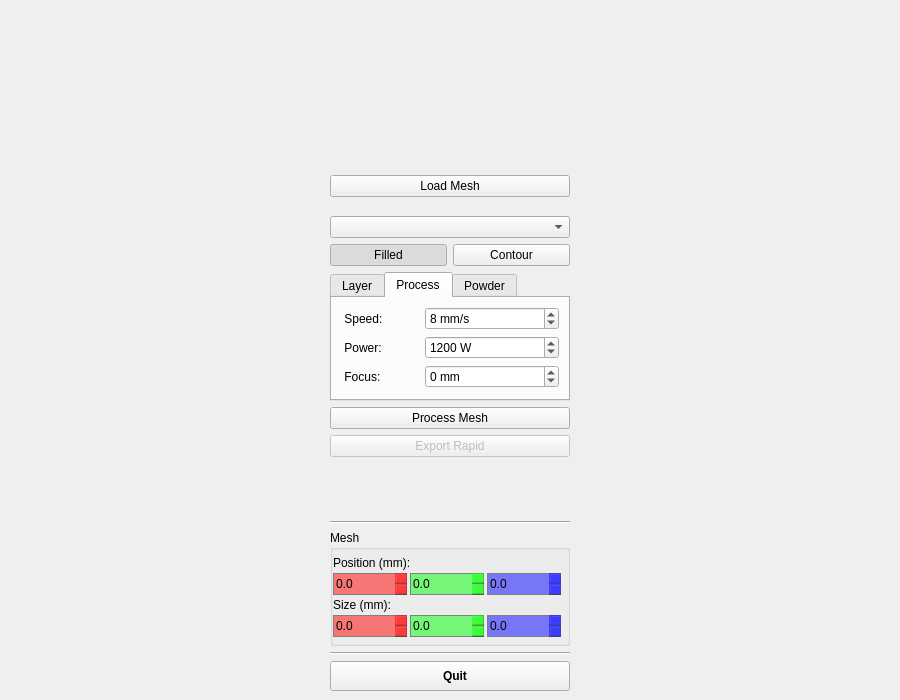
First picture: the form in robpath_planning/resources/robpath.ui, repository openlmd/robpath, before the edit.
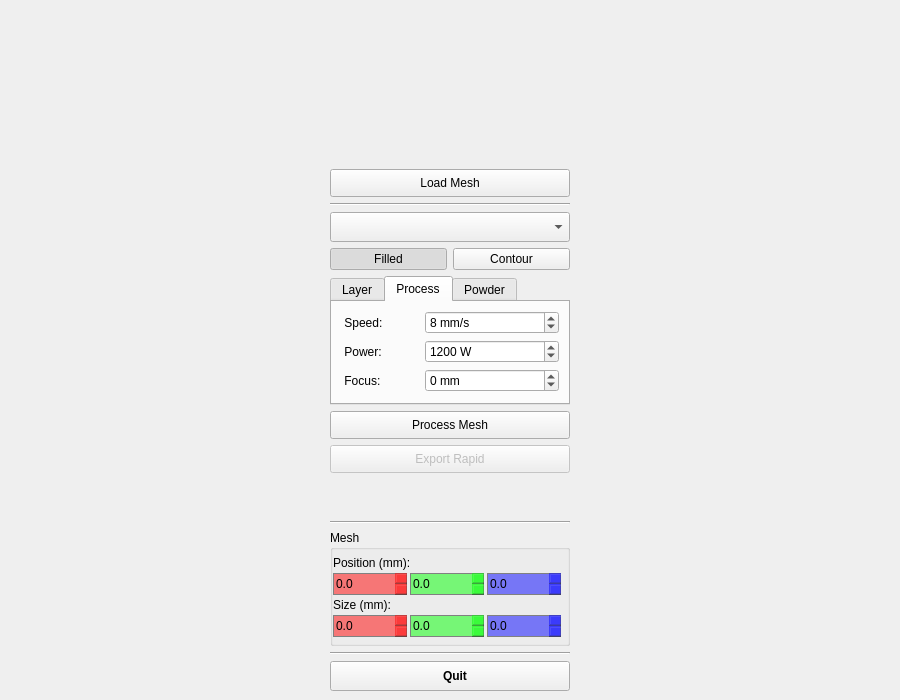
Second picture: the form after the edit. Icons and pictures are not drawn.

```diff
--- a/robpath_planning/resources/robpath.ui
+++ b/robpath_planning/resources/robpath.ui
@@ -478,7 +478,7 @@
       <property name="minimumSize">
        <size>
         <width>240</width>
-        <height>0</height>
+        <height>28</height>
        </size>
       </property>
       <property name="maximumSize">
@@ -506,7 +506,7 @@
       <property name="minimumSize">
        <size>
         <width>240</width>
-        <height>0</height>
+        <height>28</height>
        </size>
       </property>
       <property name="maximumSize">
@@ -957,7 +957,7 @@
       <property name="minimumSize">
        <size>
         <width>240</width>
-        <height>0</height>
+        <height>28</height>
        </size>
       </property>
       <property name="maximumSize">
@@ -1021,6 +1021,18 @@
     </item>
     <item row="10" column="1" rowspan="3">
      <widget class="QComboBox" name="btnSelectMesh">
+      <property name="minimumSize">
+       <size>
+        <width>0</width>
+        <height>30</height>
+       </size>
+      </property>
+      <property name="maximumSize">
+       <size>
+        <width>240</width>
+        <height>16777215</height>
+       </size>
+      </property>
       <property name="font">
        <font>
         <weight>50</weight>
@@ -1032,6 +1044,13 @@
       </property>
      </widget>
     </item>
+    <item row="9" column="1">
+     <widget class="Line" name="line">
+      <property name="orientation">
+       <enum>Qt::Horizontal</enum>
+      </property>
+     </widget>
+    </item>
    </layout>
   </widget>
  </widget>
```
